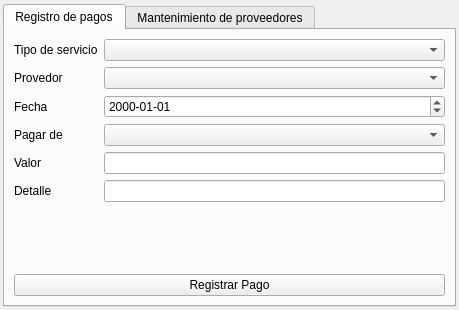
GonzaloHernandez/jpbilling, file paymentswindow.ui: the form before one commit.
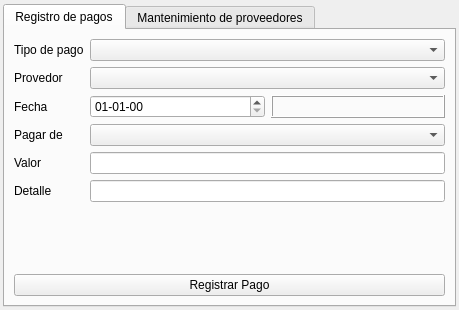
The form after the commit.

Commit message: Interface tuning and another fixes

Diff of the .ui file:
```diff
--- a/paymentswindow.ui
+++ b/paymentswindow.ui
@@ -49,19 +49,12 @@
           <widget class="QComboBox" name="combobox_provider"/>
          </item>
          <item row="2" column="0">
-          <widget class="QLabel" name="label_date">
+          <widget class="QLabel" name="label_date0">
            <property name="text">
             <string>Fecha</string>
            </property>
           </widget>
          </item>
-         <item row="2" column="1">
-          <widget class="QDateEdit" name="dateedit_date">
-           <property name="displayFormat">
-            <string>yyyy-MM-dd</string>
-           </property>
-          </widget>
-         </item>
          <item row="4" column="0">
           <widget class="QLabel" name="label_value">
            <property name="text">
@@ -75,7 +68,7 @@
          <item row="0" column="0">
           <widget class="QLabel" name="label_type">
            <property name="text">
-            <string>Tipo de servicio</string>
+            <string>Tipo de pago</string>
            </property>
           </widget>
          </item>
@@ -102,6 +95,30 @@
          <item row="5" column="1">
           <widget class="QLineEdit" name="lineedit_detail"/>
          </item>
+         <item row="2" column="1">
+          <layout class="QHBoxLayout" name="horizontalLayout">
+           <item>
+            <widget class="QDateEdit" name="dateedit_date">
+             <property name="displayFormat">
+              <string>dd-MM-yy</string>
+             </property>
+            </widget>
+           </item>
+           <item>
+            <widget class="QLabel" name="label_date">
+             <property name="frameShape">
+              <enum>QFrame::Box</enum>
+             </property>
+             <property name="frameShadow">
+              <enum>QFrame::Raised</enum>
+             </property>
+             <property name="text">
+              <string/>
+             </property>
+            </widget>
+           </item>
+          </layout>
+         </item>
         </layout>
        </item>
        <item>
```
The commit also changes 3 other files.
